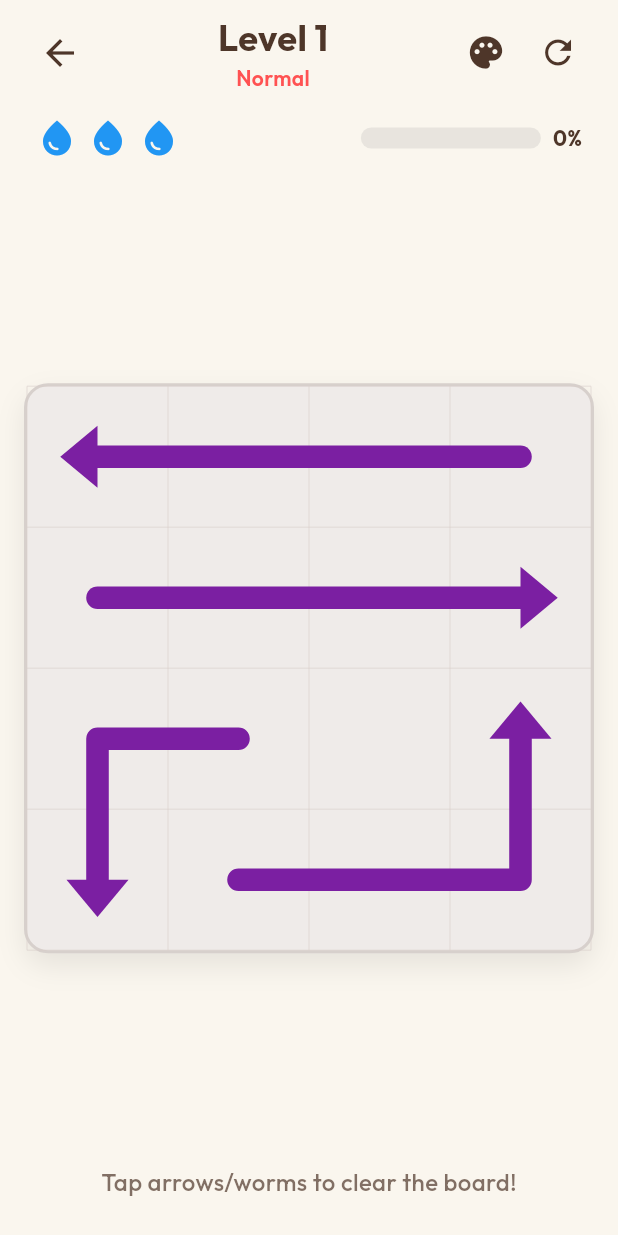
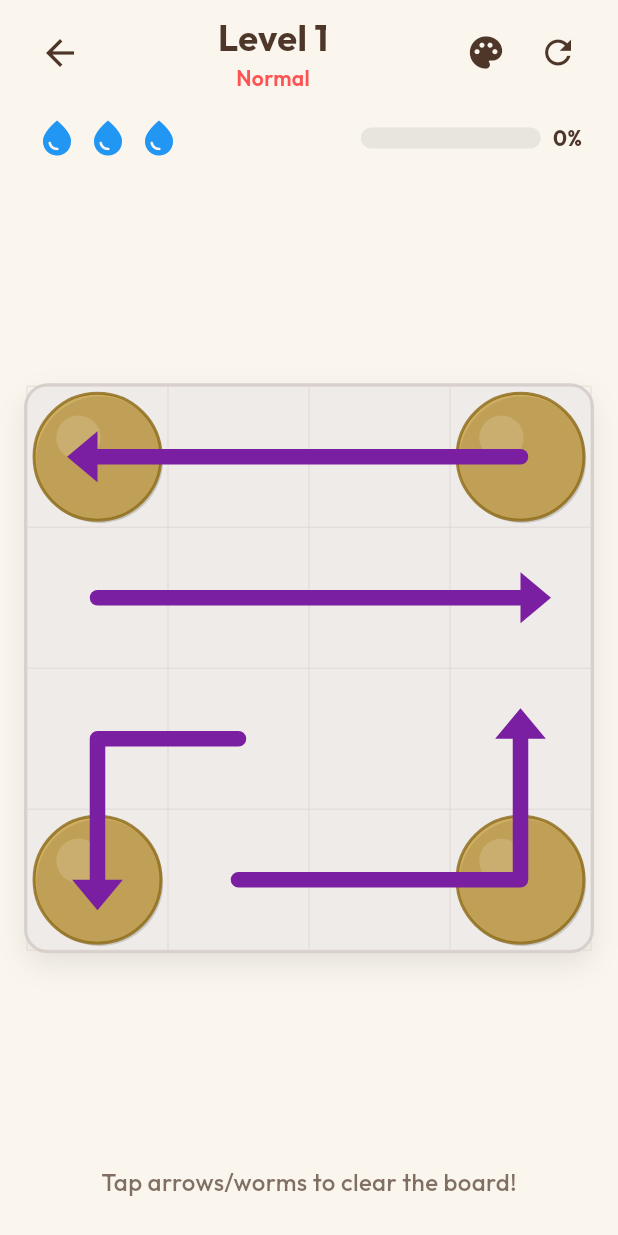
Before and after one commit to ruhi-akhi/Box-Puzzle-3D, a Flutter app: the screen it shows after launch, after a tap on "Start", on a phone screen of 412 x 824 dp. Run offline on Flutter 3.47's test engine with Material 3 defaults, Android fonts, the phone set to English and light mode, and no system bars; our stand-ins replace google_fonts.

Commit message:
app them updated

```diff
--- a/lib/models/game_state.dart
+++ b/lib/models/game_state.dart
@@ -86,8 +86,10 @@ class GameState extends ChangeNotifier {
       pathCount = 8;
     } else if (level < 15) {
       pathCount = 10;
+    } else if (level < 35) {
+      pathCount = 10 + ((level - 15) ~/ 5);
     } else {
-      pathCount = 10 + ((level - 15) ~/ 5);
+      pathCount = 6;
     }
     final int boundaryCapacity = gridWidth * 2 + gridHeight * 2 - 4;
     if (pathCount > 14) pathCount = 14;
--- a/lib/widgets/board_painter.dart
+++ b/lib/widgets/board_painter.dart
@@ -32,6 +32,11 @@ class BoardPainter extends CustomPainter {
     }
     for (int j = 0; j <= gridHeight; j++) {
       canvas.drawLine(Offset(0, j * cellSize), Offset(size.width, j * cellSize), gridPaint);
+    }
+
+    // Draw corner holes for classic skin
+    if (skin == 'classic') {
+      _drawCornerHoles(canvas, size, cellSize);
     }
 
     // Draw each path
@@ -142,7 +147,7 @@ class BoardPainter extends CustomPainter {
     final linePaint = Paint()
       ..color = const Color(0xFF7B1FA2) // Beautiful purple arrow lines
       ..style = PaintingStyle.stroke
-      ..strokeWidth = cellSize * 0.16
+      ..strokeWidth = cellSize * 0.11
       ..strokeCap = StrokeCap.round
       ..strokeJoin = StrokeJoin.round;
 
@@ -167,6 +172,51 @@ class BoardPainter extends CustomPainter {
     _drawArrowHead(canvas, headPos, path.exitDirection, cellSize);
   }
 
+  void _drawCornerHoles(Canvas canvas, Size size, double cellSize) {
+    final cornerRadius = cellSize * 0.45;
+    final holePaint = Paint()
+      ..color = const Color(0xFFB8860B).withOpacity(0.6)
+      ..style = PaintingStyle.fill;
+
+    final holeBorderPaint = Paint()
+      ..color = const Color(0xFF8B6914).withOpacity(0.8)
+      ..style = PaintingStyle.stroke
+      ..strokeWidth = 2.0;
+
+    // Draw the 4 corner holes
+    List<Offset> corners = [
+      Offset(cellSize * 0.5, cellSize * 0.5),                           // Top-left
+      Offset(size.width - cellSize * 0.5, cellSize * 0.5),              // Top-right
+      Offset(cellSize * 0.5, size.height - cellSize * 0.5),             // Bottom-left
+      Offset(size.width - cellSize * 0.5, size.height - cellSize * 0.5) // Bottom-right
+    ];
+
+    for (var corner in corners) {
+      // Draw hole shadow
+      canvas.drawCircle(
+        corner + const Offset(1.5, 2),
+        cornerRadius,
+        Paint()..color = Colors.black.withOpacity(0.15)
+      );
+
+      // Draw hole fill
+      canvas.drawCircle(corner, cornerRadius, holePaint);
+
+      // Draw hole border
+      canvas.drawCircle(corner, cornerRadius, holeBorderPaint);
+
+      // Add shine/highlight inside the hole
+      final shinePaint = Paint()
+        ..color = Colors.white.withOpacity(0.15)
+        ..style = PaintingStyle.fill;
+      canvas.drawCircle(
+        corner - Offset(cornerRadius * 0.3, cornerRadius * 0.3),
+        cornerRadius * 0.35,
+        shinePaint
+      );
+    }
+  }
+
   void _drawArrowHead(Canvas canvas, Offset headPos, GridPoint direction, double cellSize) {
     final arrowPaint = Paint()
       ..color = const Color(0xFF7B1FA2) // Matching purple arrowhead
@@ -178,7 +228,7 @@ class BoardPainter extends CustomPainter {
     if (direction.y > 0) angle = math.pi / 2;
     if (direction.y < 0) angle = -math.pi / 2;
 
-    double arrowSize = cellSize * 0.22;
+    double arrowSize = cellSize * 0.18;
 
     canvas.save();
     canvas.translate(headPos.dx, headPos.dy);
```
